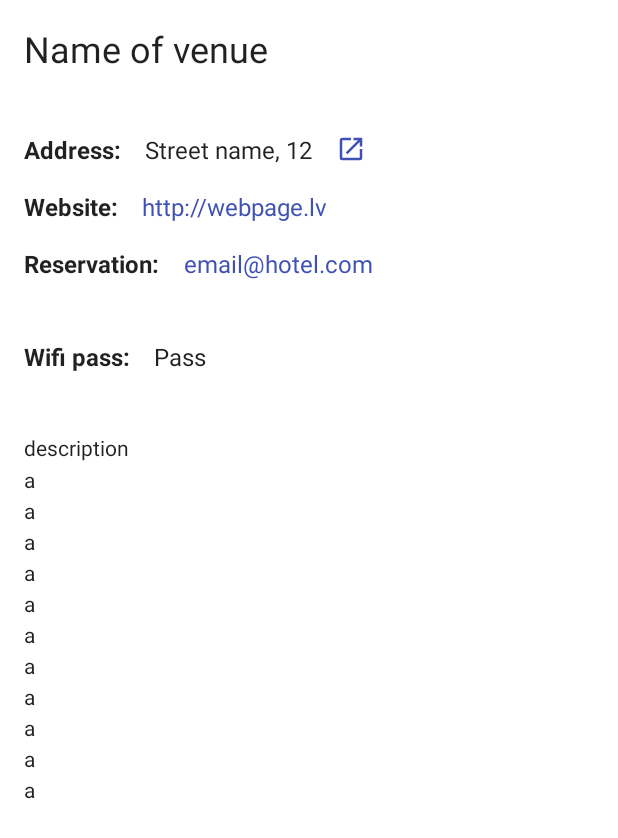
After one commit to RigaDevDay/rdd-android, an Android app: the layout fragment_venue.xml on its own in the app's theme, with its tools: preview values and no code run, on a phone screen of 412 x 824 dp. The commit adds this screen. Shown: the top 838 px of the screen. Run offline under Robolectric (Android 15) with nearby library versions, the phone set to English and light mode, and no system bars.

Commit message:
Implement venues sections tabs
Made request to backend to get venues list. Generate venue fragments depending on venue object count. Fill venue tabs with date from venue object.

```diff
--- a/app/src/main/kotlin/lv/rigadevday/android/repository/Repository.kt
+++ b/app/src/main/kotlin/lv/rigadevday/android/repository/Repository.kt
@@ -33,6 +33,8 @@ class Repository {
     fun partners(): Observable<Partners> = getObservable("partners", Partners::class.java).bindSchedulers()
 
     fun venues(): Observable<Venue> = getObservable("venues", Venue::class.java).bindSchedulers()
+
+    fun venue(id: Int): Single<Venue> = getSingleObservable("venues", id, Venue::class.java).cache().bindSchedulers()
 
     // More complicated requests
     fun sessions(): Observable<Session> = getObservable("sessions", Session::class.java)
@@ -88,7 +90,6 @@ class Repository {
         }.flatMapObservable { it }.cache()
     }
 
-
     // Helper functions
     private fun <T> getObservable(table: String, klass: Class<T>): Observable<T> = Observable.create<T> { emitter ->
         database.child(table).addValueEventListener(object : ValueEventListener {
--- a/app/src/main/kotlin/lv/rigadevday/android/ui/tabs/TabActivity.kt
+++ b/app/src/main/kotlin/lv/rigadevday/android/ui/tabs/TabActivity.kt
@@ -12,6 +12,7 @@ import lv.rigadevday.android.ui.openTwitter
 import lv.rigadevday.android.ui.orginizers.PartnersFragment
 import lv.rigadevday.android.ui.schedule.MyScheduleFragment
 import lv.rigadevday.android.ui.speakers.SpeakerListFragment
+import lv.rigadevday.android.ui.venues.VenuesRootFragment
 
 
 class TabActivity : BaseActivity() {
@@ -21,7 +22,7 @@ class TabActivity : BaseActivity() {
 
     private val scheduleFragment: Fragment by lazy { MyScheduleFragment() }
     private val speakersFragment: Fragment by lazy { SpeakerListFragment() }
-    private val venuesFragment: Fragment by lazy { PlaceholderFragment.newInstance("venues") }
+    private val venuesFragment: Fragment by lazy { VenuesRootFragment() }
     private val partnersFragment: Fragment by lazy { PartnersFragment() }
 
     override fun inject() {}
--- a/app/src/main/kotlin/lv/rigadevday/android/utils/di/AppGraph.kt
+++ b/app/src/main/kotlin/lv/rigadevday/android/utils/di/AppGraph.kt
@@ -10,6 +10,8 @@ import lv.rigadevday.android.ui.schedule.sessions.SessionsActivity
 import lv.rigadevday.android.ui.speakers.SpeakerDialogActivity
 import lv.rigadevday.android.ui.speakers.SpeakerListFragment
 import lv.rigadevday.android.ui.splash.SplashActivity
+import lv.rigadevday.android.ui.venues.VenueFragment
+import lv.rigadevday.android.ui.venues.VenuesRootFragment
 import lv.rigadevday.android.utils.BaseApp
 import lv.rigadevday.android.utils.push.CustomMessagingService
 import javax.inject.Singleton
@@ -32,6 +34,8 @@ interface AppGraph {
     fun inject(fragment: MyScheduleFragment)
     fun inject(fragment: DayScheduleFragment)
     fun inject(fragment: PartnersFragment)
+    fun inject(fragment: VenuesRootFragment)
+    fun inject(fragment: VenueFragment)
 
     // Adapters
     fun inject(adapter: ScheduleAdapter)
--- /dev/null
+++ b/app/src/main/res/drawable/vector_button_open.xml
@@ -0,0 +1,11 @@
+<?xml version="1.0" encoding="utf-8"?>
+<vector xmlns:android="http://schemas.android.com/apk/res/android"
+    android:width="24dp"
+    android:height="24dp"
+    android:viewportHeight="24"
+    android:tint="@color/venues_map_button"
+    android:viewportWidth="24">
+    <path
+        android:fillColor="#fff"
+        android:pathData="M14,3V5H17.59L7.76,14.83L9.17,16.24L19,6.41V10H21V3M19,19H5V5H12V3H5C3.89,3 3,3.9 3,5V19A2,2 0 0,0 5,21H19A2,2 0 0,0 21,19V12H19V19Z" />
+</vector>
--- /dev/null
+++ b/app/src/main/res/layout/fragment_venue.xml
@@ -0,0 +1,87 @@
+<?xml version="1.0" encoding="utf-8"?>
+<ScrollView xmlns:android="http://schemas.android.com/apk/res/android"
+    xmlns:tools="http://schemas.android.com/tools"
+    style="@style/ScreenBackground">
+
+    <LinearLayout
+        style="@style/Match"
+        android:orientation="vertical"
+        android:padding="@dimen/base_margin">
+
+        <TextView
+            android:id="@+id/venue_name"
+            style="@style/Venues.Text.Title"
+            android:layout_marginBottom="@dimen/venues_block_spacing_bottom"
+            tools:text="Name of venue" />
+
+        <LinearLayout style="@style/Venue.Label.Layout">
+
+            <TextView
+                style="@style/Venues.Text.Label.Type"
+                android:text="@string/venues_address" />
+
+            <TextView
+                android:id="@+id/venue_address"
+                style="@style/Venues.Text.Label"
+                android:layout_width="wrap_content"
+                tools:text="Street name, 12" />
+
+            <ImageView
+                android:id="@+id/venue_address_button"
+                style="@style/Venues.Label.Button" />
+        </LinearLayout>
+
+        <LinearLayout style="@style/Venue.Label.Layout">
+
+            <TextView
+                style="@style/Venues.Text.Label.Type"
+                android:text="@string/venues_website" />
+
+            <TextView
+                android:id="@+id/venue_web_page_link"
+                style="@style/Venues.Text.Label.Link"
+                tools:text="http://webpage.lv" />
+
+        </LinearLayout>
+
+        <LinearLayout
+            android:id="@+id/venue_email_layout"
+            style="@style/Venue.Label.Layout"
+            android:layout_marginBottom="@dimen/venues_block_spacing_bottom">
+
+            <TextView
+                style="@style/Venues.Text.Label.Type"
+                android:text="@string/venues_reservation" />
+
+            <TextView
+                android:id="@+id/venue_email_link"
+                style="@style/Venues.Text.Label.Link"
+                tools:text="email@hotel.com" />
+
+        </LinearLayout>
+
+        <LinearLayout
+            android:id="@+id/venue_wifi_layout"
+            style="@style/Venue.Label.Layout"
+            android:layout_marginBottom="@dimen/venues_block_spacing_bottom"
+            android:gravity="top">
+
+            <TextView
+                style="@style/Venues.Text.Label.Type"
+                android:text="@string/venues_wifi" />
+
+            <TextView
+                android:id="@+id/venue_wifi"
+                style="@style/Venues.Text.Label"
+                android:layout_width="wrap_content"
+                tools:text="Pass" />
+
+        </LinearLayout>
+
+        <TextView
+            android:id="@+id/venue_description"
+            style="@style/Venues.Text"
+            tools:text="description \na\na\na\na\na\na\na\na\na\na\na" />
+
+    </LinearLayout>
+</ScrollView>
--- a/app/src/main/res/values/colors.xml
+++ b/app/src/main/res/values/colors.xml
@@ -32,4 +32,5 @@
 
     <color name="session_header">@color/color_primary</color>
 
+    <color name="venues_map_button">@color/color_primary</color>
 </resources>
--- a/app/src/main/res/values/dimens.xml
+++ b/app/src/main/res/values/dimens.xml
@@ -26,6 +26,9 @@
     <dimen name="session_details_fab_size">48dp</dimen>
     <dimen name="session_details_fab_top_margin">-24dp</dimen>
 
+    <dimen name="venues_block_spacing_bottom">24dp</dimen>
+    <dimen name="venues_open_button_size">36dp</dimen>
+
+
     <dimen name="organizers_title_margin_top">24dp</dimen>
-
 </resources>
--- a/app/src/main/res/values/strings.xml
+++ b/app/src/main/res/values/strings.xml
@@ -26,10 +26,15 @@
     <string name="sessions_filter_clear">Clear filter</string>
     <string name="sessions_bookmark_saved">Bookmark saved</string>
 
+    <string name="venues_title">Venues</string>
+    <string name="venues_address">Address:</string>
+    <string name="venues_website">Website:</string>
+    <string name="venues_reservation">Reservation:</string>
+    <string name="venues_wifi">Wifi pass:</string>
+
     <string name="licenses_title">Licenses</string>
 
     <string name="partners_title">Partners</string>
 
     <string name="error_message">Oops, something went wrong</string>
-
 </resources>
--- /dev/null
+++ b/app/src/main/res/values/styles_venues.xml
@@ -0,0 +1,46 @@
+<?xml version="1.0" encoding="utf-8"?>
+<resources>
+
+    <style name="Venues.Text" parent="MatchWrap">
+        <item name="android:padding">@dimen/base_margin</item>
+        <item name="android:textColor">@color/text_dark_primary</item>
+        <item name="android:textSize">@dimen/text_size_body</item>
+        <item name="android:textStyle">normal</item>
+        <item name="android:fontFamily">@string/family_regular</item>
+        <item name="android:lineSpacingMultiplier">1.3</item>
+    </style>
+
+    <style name="Venues.Text.Title">
+        <item name="android:textSize">@dimen/text_size_headline</item>
+    </style>
+
+    <style name="Venues.Text.Label">
+        <item name="android:textSize">@dimen/text_size_subheading</item>
+        <item name="android:layout_width">wrap_content</item>
+    </style>
+
+    <style name="Venues.Text.Label.Link">
+        <item name="android:textColor">@color/color_accent</item>
+        <item name="android:clickable">true</item>
+        <item name="android:background">@drawable/item_selector_borderless</item>
+    </style>
+
+    <style name="Venues.Text.Label.Type">
+        <item name="android:textStyle">bold</item>
+    </style>
+
+    <style name="Venues.Label.Button" parent="Wrap">
+        <item name="android:layout_width">@dimen/venues_open_button_size</item>
+        <item name="android:layout_height">@dimen/venues_open_button_size</item>
+        <item name="android:src">@drawable/vector_button_open</item>
+        <item name="android:padding">@dimen/base_margin</item>
+        <item name="android:clickable">true</item>
+        <item name="android:tint">@color/color_accent</item>
+        <item name="android:background">@drawable/item_selector_borderless</item>
+    </style>
+
+    <style name="Venue.Label.Layout" parent="MatchWrap">
+        <item name="android:gravity">center_vertical</item>
+        <item name="android:orientation">horizontal</item>
+    </style>
+</resources>
```
Also changed, not shown: app/src/main/kotlin/lv/rigadevday/android/ui/Intents.kt (+8 -0 lines), app/src/main/kotlin/lv/rigadevday/android/ui/venues/VenueFragment.kt (added, +59 -0 lines), app/src/main/kotlin/lv/rigadevday/android/ui/venues/VenuesRootFragment.kt (added, +41 -0 lines), app/src/main/res/layout/fragment_venues_root.xml (added, +29 -0 lines), app/src/main/kotlin/lv/rigadevday/android/repository/model/other/Venue.kt (indentation only).
